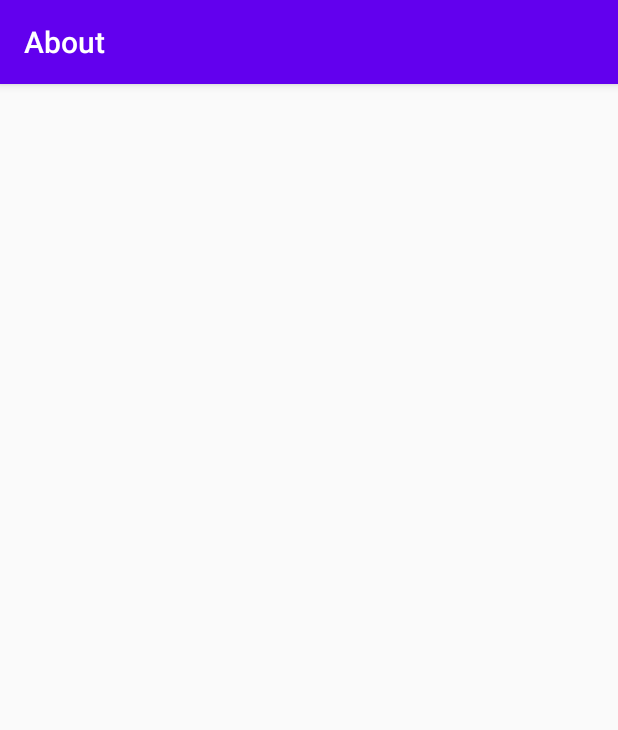
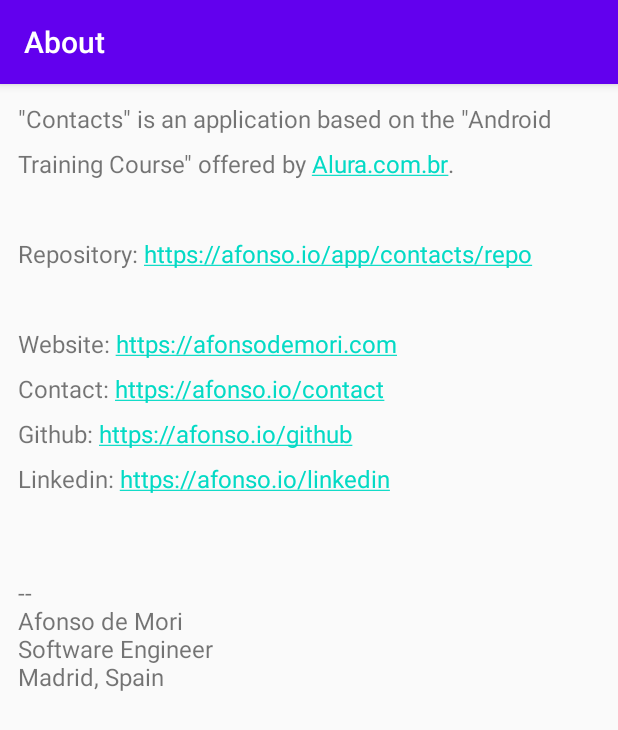
Before and after one commit to afonsodemori/study-java-contacts, an Android app: the AboutActivity screen opened directly, with no data from a screen before it, on a phone screen of 412 x 824 dp. Shown: the top 730 px of the screen. Run offline under Robolectric (Android 15) with nearby library versions, the phone set to English and light mode, and no system bars.

Commit message:
Update about activity content

```diff
--- a/app/src/main/res/layout/activity_about.xml
+++ b/app/src/main/res/layout/activity_about.xml
@@ -1,9 +1,34 @@
 <?xml version="1.0" encoding="utf-8"?>
-<androidx.constraintlayout.widget.ConstraintLayout xmlns:android="http://schemas.android.com/apk/res/android"
+<ScrollView xmlns:android="http://schemas.android.com/apk/res/android"
     xmlns:app="http://schemas.android.com/apk/res-auto"
     xmlns:tools="http://schemas.android.com/tools"
     android:layout_width="match_parent"
-    android:layout_height="match_parent"
-    tools:context=".ui.activity.AboutActivity">
+    android:layout_height="match_parent">
 
-</androidx.constraintlayout.widget.ConstraintLayout>
+    <LinearLayout
+        android:layout_width="match_parent"
+        android:layout_height="wrap_content"
+        android:orientation="vertical"
+        tools:context=".ui.activity.AboutActivity">
+
+        <TextView
+            android:id="@+id/textView2"
+            android:layout_width="match_parent"
+            android:layout_height="wrap_content"
+            android:autoLink="web"
+            android:linksClickable="true"
+            android:padding="12dp"
+            android:text="&quot;Contacts&quot; is an application based on the &quot;Android Training Course&quot; offered by Alura.com.br.\n\nRepository: https://afonso.io/app/contacts/repo\n\nWebsite: https://afonsodemori.com\nContact: https://afonso.io/contact\nGithub: https://afonso.io/github\nLinkedin: https://afonso.io/linkedin\n"
+            android:textSize="16sp"
+            app:lineHeight="30sp" />
+
+        <TextView
+            android:id="@+id/textView3"
+            android:layout_width="match_parent"
+            android:layout_height="wrap_content"
+            android:autoLink="web"
+            android:padding="12dp"
+            android:text="--\nAfonso de Mori\nSoftware Engineer\nMadrid, Spain"
+            android:textSize="16sp" />
+    </LinearLayout>
+</ScrollView>
```
